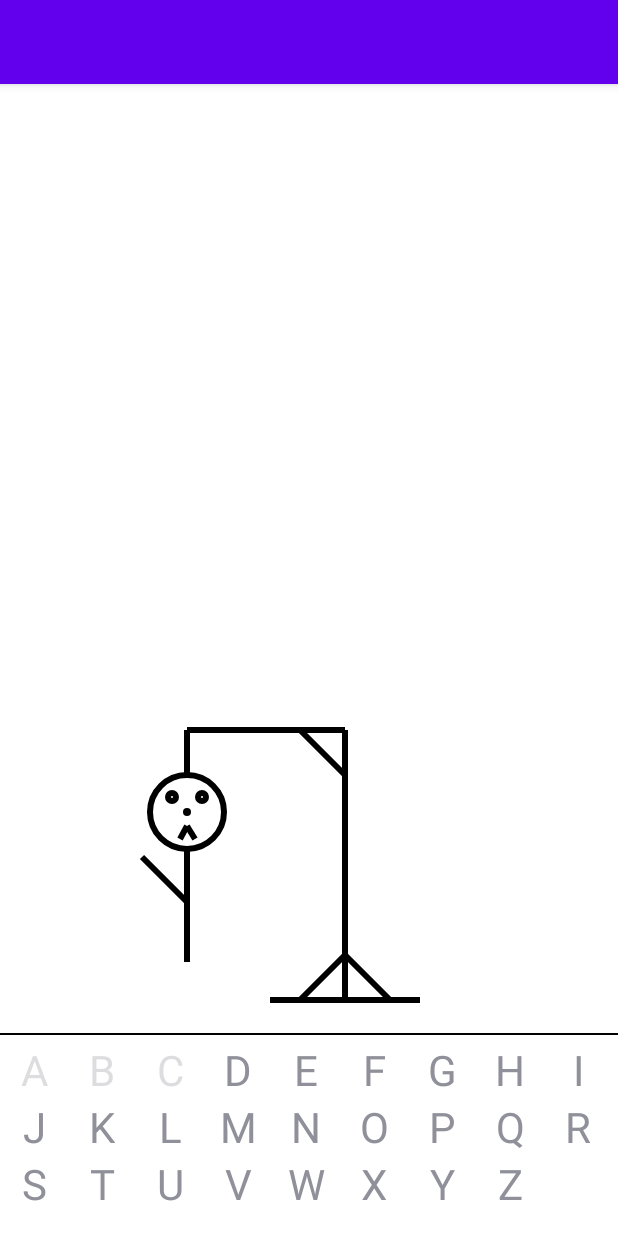
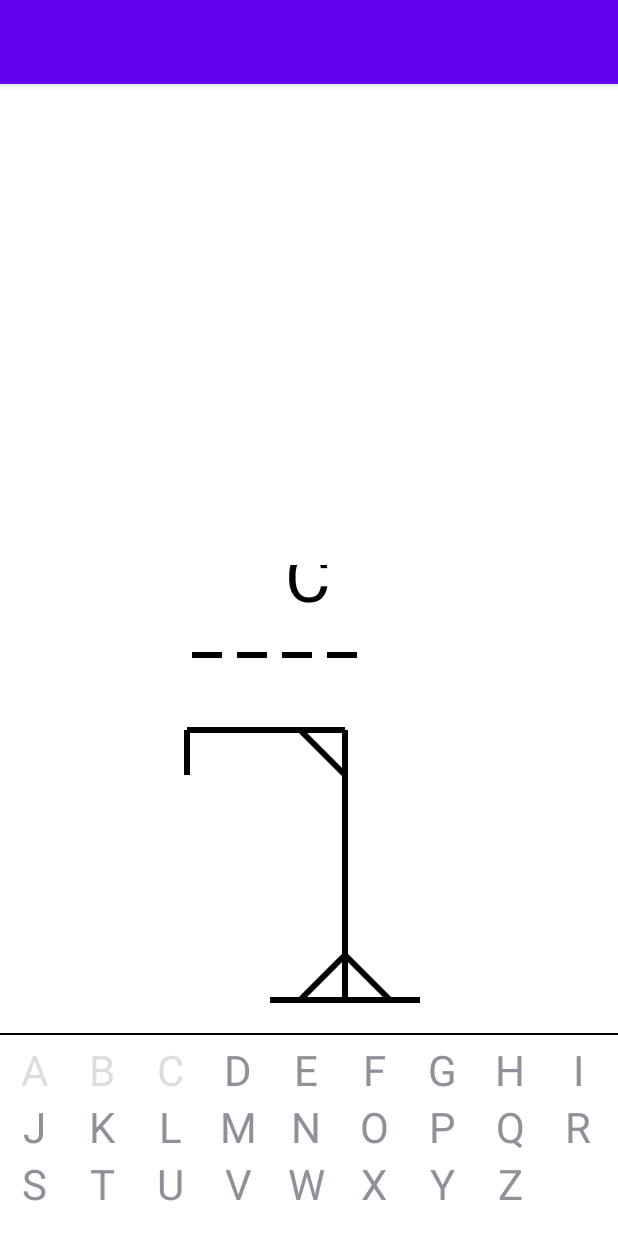
Before and after one commit to technexx/Hangman, an Android app: the screen it shows after launch (MainActivity), after a tap on an icon or button, on a phone screen of 412 x 824 dp. Run offline under Robolectric (Android 15) with nearby library versions, the phone set to English and light mode, and no system bars; 3 statements that could not run were skipped; 3 other taps on this screen came first.

```diff
--- a/app/src/main/java/game/of/hangman/BoardCanvas.java
+++ b/app/src/main/java/game/of/hangman/BoardCanvas.java
@@ -45,7 +45,7 @@ public class BoardCanvas extends View {
         if (!lettersInPuzzleArrayList.contains(letterReceived)) {
             lettersInPuzzleArrayList.set(letterPositionInPuzzle, letterReceived);
         }
-        Log.i("testWord", "selected list is " + lettersInPuzzleArrayList);
+        invalidate();
     }
 
     public BoardCanvas(Context context, @Nullable AttributeSet attrs) {
@@ -71,19 +71,25 @@ public class BoardCanvas extends View {
         for (int i=0; i<numberOfSpaces; i++) {
             mCanvas.drawLine(xPos, yPos, xPos+dpConv(20), yPos, mPaint);
             xPos += dpConv(30);
-            //Todo: (i) will iterate over every space here, when we just want it for the letter position.
-//            if (mLetterExistsInPuzzle) {
-//                if (mSpaceInPuzzleToFill==i) {
-//                    int letterStart = setSpacingOfLetterPopulatingBoard(i);
-//                    mCanvas.drawText(mLetterSelectedToUseInPuzzle, letterStart, dpConv(25) , mPaintText);
-//                }
-//            }
+        }
+
+        //Todo: Need to adjust for multiple letters in word.
+        Log.i("testWord", "selected list is " + lettersInPuzzleArrayList);
+        for (int k=0; k<lettersInPuzzleArrayList.size(); k++) {
+            String puzzleLetter = lettersInPuzzleArrayList.get(k);
+            int indexPlaces = lettersInPuzzleArrayList.size() - 1;
+            if (!puzzleLetter.equals(" ")) {
+                int letterPosition = setSpacingOfLetterPopulatingBoard(indexPlaces - k);
+
+//                int letterPosition = setSpacingOfLetterPopulatingBoard(indexPlaces - k);
+                mCanvas.drawText(puzzleLetter, letterPosition, dpConv(25) , mPaintText);
+            }
         }
     }
 
     public int setSpacingOfLetterPopulatingBoard(int positionInPuzzle) {
-        if (positionInPuzzle!=12) {
-            return dpConv( (192) - (16*positionInPuzzle));
+        if (positionInPuzzle!=11) {
+            return dpConv( (220) - (30*positionInPuzzle));
         } else {
             return dpConv(4);
         }
--- a/app/src/main/java/game/of/hangman/MainActivity.java
+++ b/app/src/main/java/game/of/hangman/MainActivity.java
@@ -48,7 +48,7 @@ public class MainActivity extends AppCompatActivity implements AlphabetKeyAdapte
             if (positionOfLetter != LETTER_DOES_NOT_EXIST) {
                 boardCanvas.addLetterSelectedToPuzzleArrayList(positionOfLetter);
             } else {
-                boardCanvas.addToGallows();
+//                boardCanvas.addToGallows();
             }
         }
     }
@@ -129,6 +129,9 @@ public class MainActivity extends AppCompatActivity implements AlphabetKeyAdapte
             int easySize = easyWordsArray.length;
             positionSelected = random.nextInt((easySize));
             wordChosen = easyWordsArray[positionSelected];
+
+            //Todo: Testing.
+            wordChosen = "duck";
         }
         if (difficulty==MEDIUM_WORD) {
             int mediumSize = mediumWordsArray.length;
```
